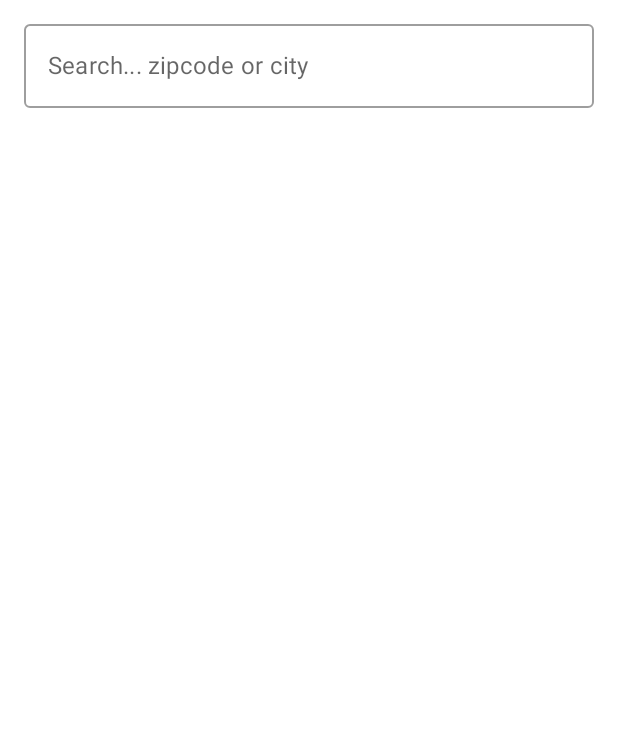
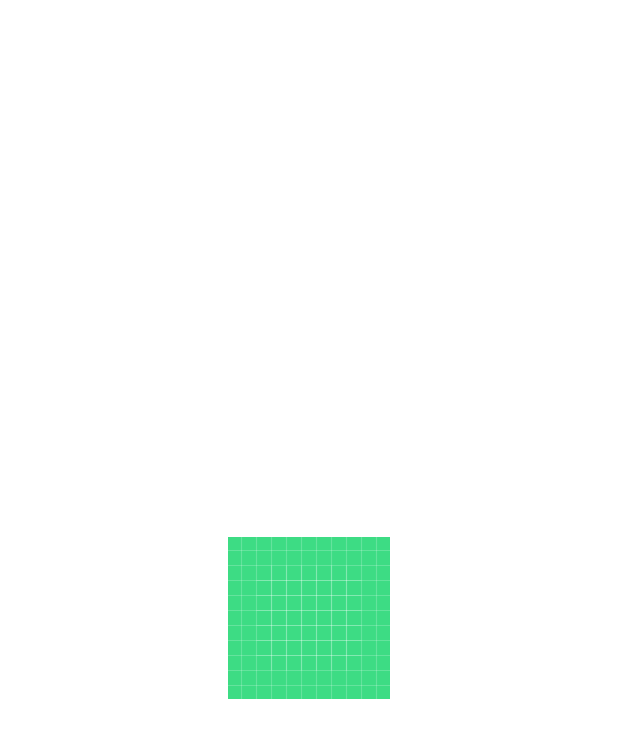
Before and after one commit to rgirase/20230217-RahulGirase-NYCSchols, an Android app built with Jetpack Compose: the composable Navigation shown on its own in the app's theme, on a phone screen of 412 x 824 dp. Shown: the top 738 px of the screen. Run offline under Robolectric (Android 15) with nearby library versions, the phone set to English and light mode, and no system bars.

Commit message:
Local Caching Added Search School Functionality Splash Screen Implementation

```diff
--- a/app/src/main/java/com/rng/nycschools/data/repository/NYCSchoolsRepository.kt
+++ b/app/src/main/java/com/rng/nycschools/data/repository/NYCSchoolsRepository.kt
@@ -1,5 +1,6 @@
 package com.rng.nycschools.data.repository
 
+import androidx.room.Query
 import com.rng.nycschools.data.model.SatScoresResponse
 import com.rng.nycschools.data.model.SchoolResponse
 import com.rng.nycschools.utils.Resource
@@ -7,7 +8,10 @@ import kotlinx.coroutines.flow.Flow
 
 interface NYCSchoolsRepository {
 
-    suspend fun getNYCSchoolList(): Flow<Resource<List<SchoolResponse>>>
+    suspend fun getNYCSchoolList(
+        fetchFromRemote: Boolean,
+        query: String
+    ): Flow<Resource<List<SchoolResponse>>>
 
     suspend fun getSatScores(schoolCode: String): Flow<Resource<SatScoresResponse>>
 
--- a/app/src/main/java/com/rng/nycschools/presentation/navigation/Navigation.kt
+++ b/app/src/main/java/com/rng/nycschools/presentation/navigation/Navigation.kt
@@ -6,6 +6,7 @@ import androidx.navigation.compose.NavHost
 import androidx.navigation.compose.composable
 import androidx.navigation.compose.rememberNavController
 import androidx.navigation.navArgument
+import com.rng.nycschools.presentation.SplashScreen
 import com.rng.nycschools.presentation.school_Info.SchoolScoresScreen
 import com.rng.nycschools.presentation.school_listing.SchoolListsScreen
 
@@ -13,12 +14,18 @@ import com.rng.nycschools.presentation.school_listing.SchoolListsScreen
 fun Navigation() {
     val navController = rememberNavController()
 
-    NavHost(navController = navController, startDestination = Screen.SchoolListScreen.route) {
+    NavHost(navController = navController, startDestination = Screen.SplashScreen.route) {
+
+        composable(route = Screen.SplashScreen.route) {
+            SplashScreen(navController = navController)
+        }
+
         composable(route = Screen.SchoolListScreen.route) {
             SchoolListsScreen(navController = navController)
         }
 
-        composable(route = Screen.SchoolScoresScreen.route + "/{schoolID}",
+        composable(
+            route = Screen.SchoolScoresScreen.route + "/{schoolID}",
             arguments = listOf(navArgument("schoolID") {
                 type = NavType.StringType
                 defaultValue = "0"
--- a/app/src/main/java/com/rng/nycschools/presentation/navigation/Screen.kt
+++ b/app/src/main/java/com/rng/nycschools/presentation/navigation/Screen.kt
@@ -4,6 +4,8 @@ package com.rng.nycschools.presentation.navigation
 sealed class Screen(val route: String) {
     object SchoolListScreen : Screen("school_listing_screen")
     object SchoolScoresScreen : Screen("school_score_screen")
+
+    object SplashScreen : Screen("splash_screen")
 
     // function for handling multiple arguments
     fun withArgs(vararg args: String): String {
--- a/app/src/main/java/com/rng/nycschools/presentation/school_Info/SchoolScoresDeatilsScreen.kt
+++ b/app/src/main/java/com/rng/nycschools/presentation/school_Info/SchoolScoresDeatilsScreen.kt
@@ -10,6 +10,7 @@ import androidx.compose.ui.Modifier
 import androidx.compose.ui.unit.dp
 import androidx.hilt.navigation.compose.hiltViewModel
 import androidx.navigation.NavController
+import com.rng.nycschools.presentation.viewmodel.SchoolDetailViewModel
 
 @Composable
 fun SchoolScoresScreen(
--- a/app/src/main/java/com/rng/nycschools/presentation/school_listing/SchoolListItem.kt
+++ b/app/src/main/java/com/rng/nycschools/presentation/school_listing/SchoolListItem.kt
@@ -20,7 +20,7 @@ fun SchoolListItem(schoolList: SchoolResponse, modifier: Modifier = Modifier) {
         Column(modifier = Modifier.weight(1f)) {
             Row(modifier = modifier.fillMaxWidth()) {
                 Text(
-                    text = schoolList.schoolName,
+                    text = schoolList.schoolName.toString(),
                     fontWeight = FontWeight.Bold,
                     fontSize = 16.sp,
                     color = MaterialTheme.colors.onBackground,
@@ -32,7 +32,7 @@ fun SchoolListItem(schoolList: SchoolResponse, modifier: Modifier = Modifier) {
                 Spacer(modifier = Modifier.width(4.dp))
 
                 Text(
-                    text = schoolList.schoolCode, fontWeight = FontWeight.Light,
+                    text = schoolList.schoolCode.toString(), fontWeight = FontWeight.Light,
                     color = MaterialTheme.colors.onBackground
                 )
 
--- a/app/src/main/java/com/rng/nycschools/presentation/school_listing/SchoolListsScreen.kt
+++ b/app/src/main/java/com/rng/nycschools/presentation/school_listing/SchoolListsScreen.kt
@@ -14,8 +14,8 @@ import androidx.compose.ui.Modifier
 import androidx.compose.ui.unit.dp
 import androidx.hilt.navigation.compose.hiltViewModel
 import androidx.navigation.NavController
-import androidx.navigation.compose.rememberNavController
 import com.rng.nycschools.presentation.navigation.Screen
+import com.rng.nycschools.presentation.viewmodel.SchoolListingViewModel
 
 @Composable
 fun SchoolListsScreen(
@@ -41,7 +41,7 @@ fun SchoolListsScreen(
                     modifier = Modifier
                         .fillMaxWidth()
                         .clickable {
-                            navController.navigate(Screen.SchoolScoresScreen.withArgs(schoolItem.schoolCode))
+                            navController.navigate(Screen.SchoolScoresScreen.withArgs(schoolItem.schoolCode.toString()))
                         }
                         .padding(16.dp))
 
--- /dev/null
+++ b/app/src/main/java/com/rng/nycschools/presentation/splash_screen/SplashScreen.kt
@@ -0,0 +1,43 @@
+package com.rng.nycschools.presentation
+
+import android.view.animation.OvershootInterpolator
+import androidx.compose.animation.core.Animatable
+import androidx.compose.animation.core.tween
+import androidx.compose.foundation.Image
+import androidx.compose.foundation.layout.Box
+import androidx.compose.foundation.layout.fillMaxSize
+import androidx.compose.runtime.Composable
+import androidx.compose.runtime.LaunchedEffect
+import androidx.compose.runtime.remember
+import androidx.compose.ui.Alignment
+import androidx.compose.ui.Modifier
+import androidx.compose.ui.res.painterResource
+import androidx.navigation.NavController
+import com.rng.nycschools.R
+import com.rng.nycschools.presentation.navigation.Screen
+import kotlinx.coroutines.delay
+
+@Composable
+fun SplashScreen(navController: NavController) {
+    val scale = remember {
+        Animatable(0f)
+    }
+    LaunchedEffect(key1 = true) {
+
+        scale.animateTo(
+            targetValue = .3f,
+            animationSpec = tween(
+                durationMillis = 500,
+                easing = { OvershootInterpolator(2f).getInterpolation(it) })
+        )
+        delay(3000L)
+        navController.navigate(Screen.SchoolListScreen.route)
+    }
+
+    Box(contentAlignment = Alignment.Center, modifier = Modifier.fillMaxSize()) {
+        Image(
+            painter = painterResource(id = R.drawable.ic_launcher_background),
+            contentDescription = "logo"
+        )
+    }
+}
--- a/app/src/main/java/com/rng/nycschools/presentation/school_Info/SchoolDetailViewModel.kt
+++ b/app/src/main/java/com/rng/nycschools/presentation/viewmodel/SchoolDetailViewModel.kt
@@ -1,4 +1,4 @@
-package com.rng.nycschools.presentation.school_Info
+package com.rng.nycschools.presentation.viewmodel
 
 import androidx.compose.runtime.getValue
 import androidx.compose.runtime.mutableStateOf
@@ -7,6 +7,7 @@ import androidx.lifecycle.SavedStateHandle
 import androidx.lifecycle.ViewModel
 import androidx.lifecycle.viewModelScope
 import com.rng.nycschools.data.repository.NYCSchoolsRepository
+import com.rng.nycschools.presentation.school_Info.SchoolsDetailsState
 import com.rng.nycschools.utils.Resource
 import dagger.hilt.android.lifecycle.HiltViewModel
 import kotlinx.coroutines.launch
--- a/build.gradle
+++ b/build.gradle
@@ -2,6 +2,7 @@ buildscript {
     ext {
         compose_ui_version = '1.2.0'
         nav_version = "2.5.3"
+        room_version = "2.4.2"
     }
 }// Top-level build file where you can add configuration options common to all sub-projects/modules.
 plugins {
```
Also changed, not shown: app/build.gradle (+18 -11 lines), app/src/main/java/com/rng/nycschools/data/local/SchoolDao.kt (added, +21 -0 lines), app/src/main/java/com/rng/nycschools/data/local/SchoolDatabase.kt (added, +12 -0 lines), app/src/main/java/com/rng/nycschools/data/local/SchoolResponseEntity.kt (added, +18 -0 lines), app/src/main/java/com/rng/nycschools/data/local/dto/SchoolInfoDto.kt (added, +14 -0 lines), app/src/main/java/com/rng/nycschools/data/local/mapper/SchoolResponseMapper.kt (added, +23 -0 lines), app/src/main/java/com/rng/nycschools/data/model/SchoolResponse.kt (+8 -6 lines), app/src/main/java/com/rng/nycschools/data/repository/NYCSchoolsRepositoryImpl.kt (+31 -4 lines), app/src/main/java/com/rng/nycschools/di/AppModule.kt (+9 -0 lines), app/src/main/java/com/rng/nycschools/presentation/viewmodel/SchoolListingViewModel.kt (renamed from app/src/main/java/com/rng/nycschools/presentation/school_listing/SchoolListingViewModel.kt, +22 -6 lines).
